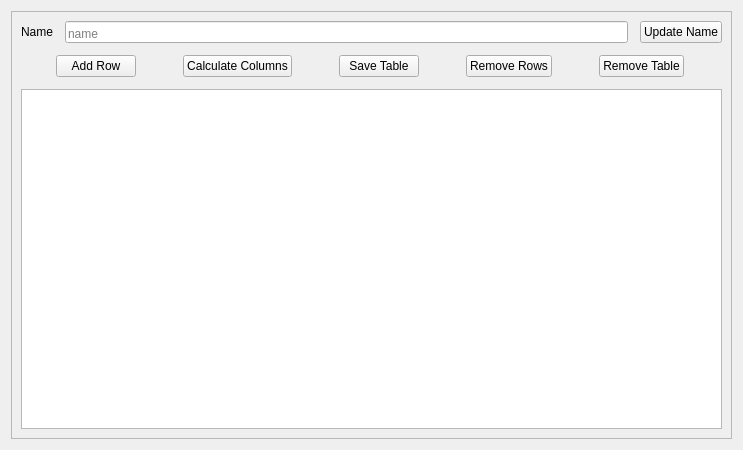
Before: the Qt Designer form ViewProfit/ui/table.ui in wwmm/viewprofit, drawn with Qt 5.
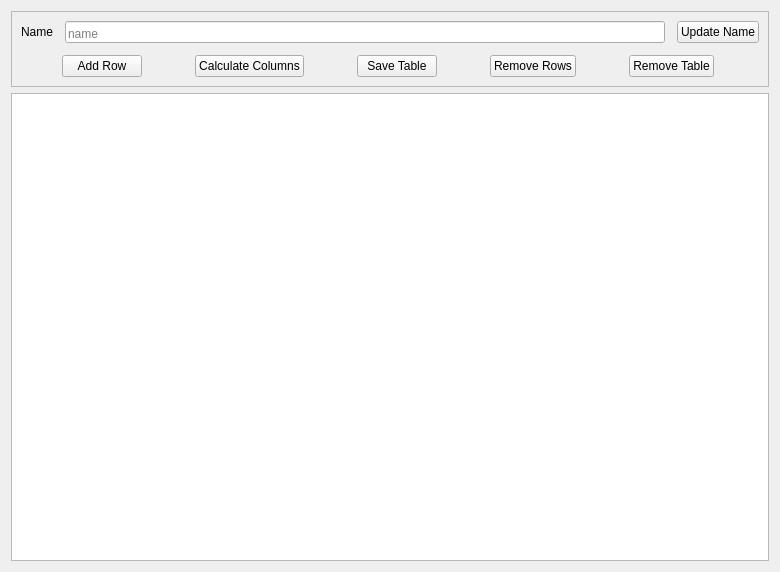
After: the same form once the commit is applied.

Diff of the .ui file:
```diff
--- a/ViewProfit/ui/table.ui
+++ b/ViewProfit/ui/table.ui
@@ -6,8 +6,8 @@
    <rect>
     <x>0</x>
     <y>0</y>
-    <width>743</width>
-    <height>450</height>
+    <width>780</width>
+    <height>572</height>
    </rect>
   </property>
   <property name="sizePolicy">
@@ -31,11 +31,11 @@
   <property name="windowTitle">
    <string>Form</string>
   </property>
-  <layout class="QGridLayout" name="gridLayout">
-   <item row="0" column="0" rowspan="4">
+  <layout class="QVBoxLayout" name="verticalLayout_2">
+   <item>
     <widget class="QFrame" name="table_cfg_frame">
      <property name="sizePolicy">
-      <sizepolicy hsizetype="Minimum" vsizetype="MinimumExpanding">
+      <sizepolicy hsizetype="Minimum" vsizetype="Fixed">
        <horstretch>0</horstretch>
        <verstretch>0</verstretch>
       </sizepolicy>
@@ -53,67 +53,6 @@
       <property name="spacing">
        <number>12</number>
       </property>
-      <item row="4" column="0" colspan="3">
-       <widget class="QTableView" name="table_view">
-        <property name="sizePolicy">
-         <sizepolicy hsizetype="MinimumExpanding" vsizetype="MinimumExpanding">
-          <horstretch>0</horstretch>
-          <verstretch>0</verstretch>
-         </sizepolicy>
-        </property>
-        <property name="minimumSize">
-         <size>
-          <width>0</width>
-          <height>0</height>
-         </size>
-        </property>
-        <property name="maximumSize">
-         <size>
-          <width>16777215</width>
-          <height>16777215</height>
-         </size>
-        </property>
-        <property name="horizontalScrollBarPolicy">
-         <enum>Qt::ScrollBarAsNeeded</enum>
-        </property>
-        <property name="sizeAdjustPolicy">
-         <enum>QAbstractScrollArea::AdjustIgnored</enum>
-        </property>
-        <property name="selectionBehavior">
-         <enum>QAbstractItemView::SelectItems</enum>
-        </property>
-        <property name="textElideMode">
-         <enum>Qt::ElideNone</enum>
-        </property>
-        <property name="horizontalScrollMode">
-         <enum>QAbstractItemView::ScrollPerItem</enum>
-        </property>
-        <property name="showGrid">
-         <bool>false</bool>
-        </property>
-        <property name="sortingEnabled">
-         <bool>false</bool>
-        </property>
-        <property name="wordWrap">
-         <bool>false</bool>
-        </property>
-        <property name="cornerButtonEnabled">
-         <bool>false</bool>
-        </property>
-        <attribute name="horizontalHeaderMinimumSectionSize">
-         <number>160</number>
-        </attribute>
-        <attribute name="horizontalHeaderDefaultSectionSize">
-         <number>160</number>
-        </attribute>
-        <attribute name="horizontalHeaderStretchLastSection">
-         <bool>false</bool>
-        </attribute>
-        <attribute name="verticalHeaderVisible">
-         <bool>true</bool>
-        </attribute>
-       </widget>
-      </item>
       <item row="0" column="0">
        <widget class="QLabel" name="label_2">
         <property name="sizePolicy">
@@ -243,6 +182,67 @@
      </layout>
     </widget>
    </item>
+   <item>
+    <widget class="QTableView" name="table_view">
+     <property name="sizePolicy">
+      <sizepolicy hsizetype="MinimumExpanding" vsizetype="MinimumExpanding">
+       <horstretch>0</horstretch>
+       <verstretch>0</verstretch>
+      </sizepolicy>
+     </property>
+     <property name="minimumSize">
+      <size>
+       <width>0</width>
+       <height>0</height>
+      </size>
+     </property>
+     <property name="maximumSize">
+      <size>
+       <width>16777215</width>
+       <height>16777215</height>
+      </size>
+     </property>
+     <property name="horizontalScrollBarPolicy">
+      <enum>Qt::ScrollBarAsNeeded</enum>
+     </property>
+     <property name="sizeAdjustPolicy">
+      <enum>QAbstractScrollArea::AdjustIgnored</enum>
+     </property>
+     <property name="selectionBehavior">
+      <enum>QAbstractItemView::SelectItems</enum>
+     </property>
+     <property name="textElideMode">
+      <enum>Qt::ElideNone</enum>
+     </property>
+     <property name="horizontalScrollMode">
+      <enum>QAbstractItemView::ScrollPerPixel</enum>
+     </property>
+     <property name="showGrid">
+      <bool>false</bool>
+     </property>
+     <property name="sortingEnabled">
+      <bool>false</bool>
+     </property>
+     <property name="wordWrap">
+      <bool>false</bool>
+     </property>
+     <property name="cornerButtonEnabled">
+      <bool>false</bool>
+     </property>
+     <attribute name="horizontalHeaderMinimumSectionSize">
+      <number>160</number>
+     </attribute>
+     <attribute name="horizontalHeaderDefaultSectionSize">
+      <number>160</number>
+     </attribute>
+     <attribute name="horizontalHeaderStretchLastSection">
+      <bool>false</bool>
+     </attribute>
+     <attribute name="verticalHeaderVisible">
+      <bool>true</bool>
+     </attribute>
+    </widget>
+   </item>
   </layout>
  </widget>
  <resources/>
```
